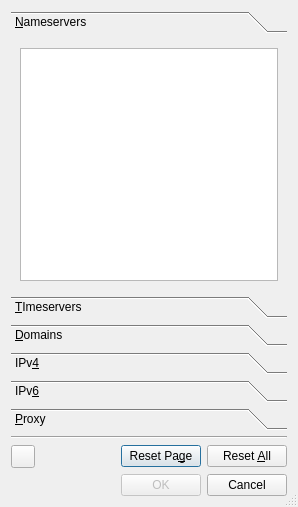
Old version of the form code/peditor/ui/peditor.ui in the repository andrew-bibb/cmst.
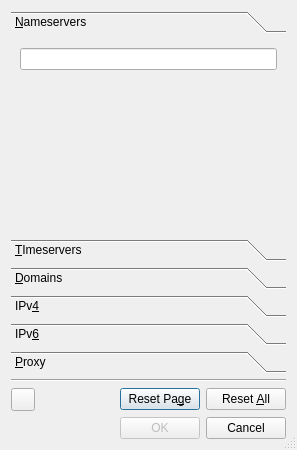
New version of the form. The open tabs and pages were chosen to show the change.

Commit message: dialog revised and validation checks complete

What changed in the file:
```diff
--- a/code/peditor/ui/peditor.ui
+++ b/code/peditor/ui/peditor.ui
@@ -6,8 +6,8 @@
    <rect>
     <x>0</x>
     <y>0</y>
-    <width>298</width>
-    <height>507</height>
+    <width>297</width>
+    <height>450</height>
    </rect>
   </property>
   <property name="windowTitle">
@@ -30,8 +30,8 @@
        <rect>
         <x>0</x>
         <y>0</y>
-        <width>280</width>
-        <height>251</height>
+        <width>279</width>
+        <height>194</height>
        </rect>
       </property>
       <property name="toolTip">
@@ -45,11 +45,20 @@
       </attribute>
       <layout class="QVBoxLayout" name="verticalLayout_2">
        <item>
-        <widget class="QPlainTextEdit" name="plainTextEdit_nameservers">
-         <property name="whatsThis">
-          <string/>
+        <widget class="QLineEdit" name="lineEdit_nameservers"/>
+       </item>
+       <item>
+        <spacer name="verticalSpacer_4">
+         <property name="orientation">
+          <enum>Qt::Vertical</enum>
          </property>
-        </widget>
+         <property name="sizeHint" stdset="0">
+          <size>
+           <width>20</width>
+           <height>40</height>
+          </size>
+         </property>
+        </spacer>
        </item>
       </layout>
      </widget>
```
Left out of the diff: 77 changed lines with no effect on the pictures. The commit also changes 4 other files.
